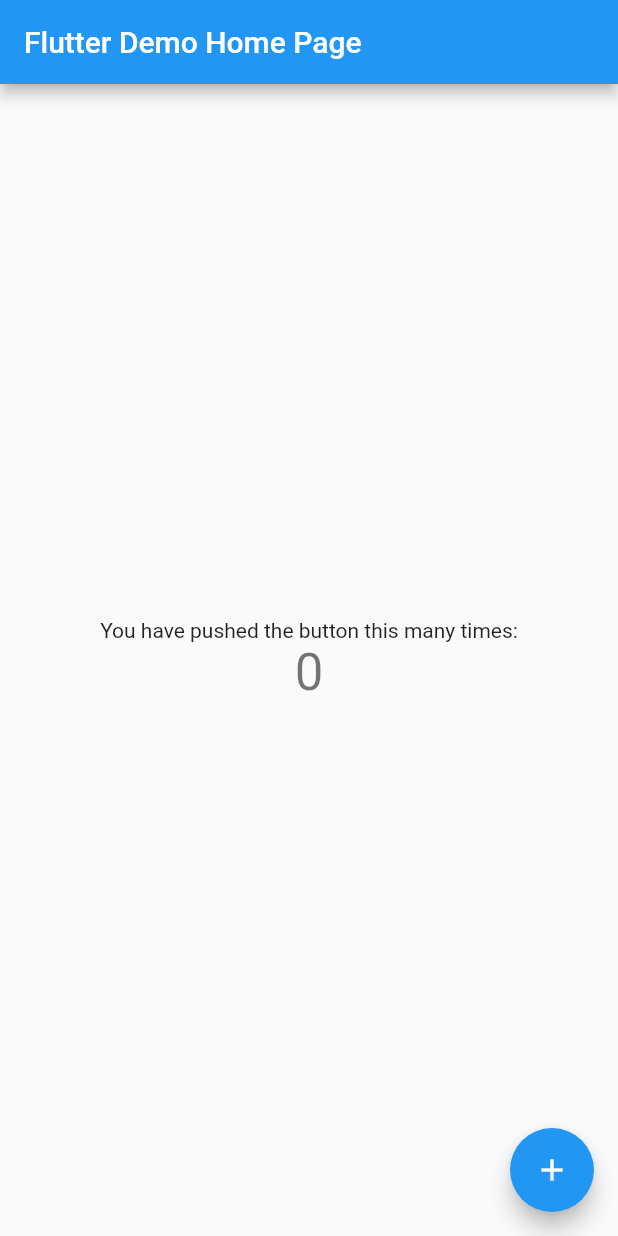
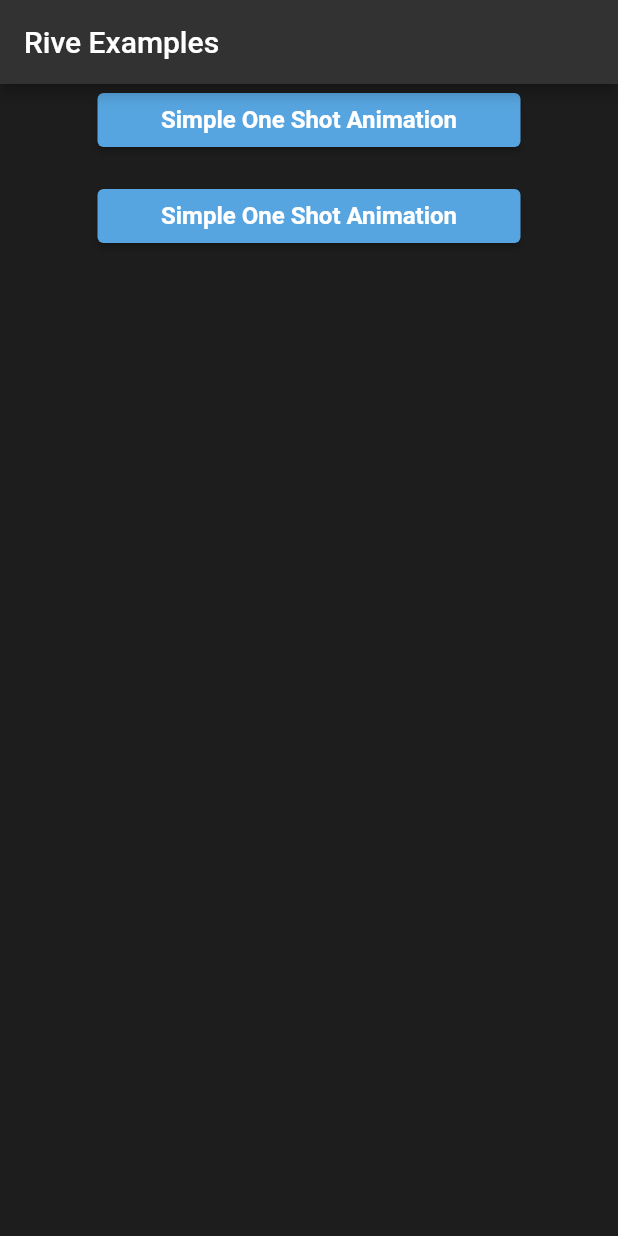
Before and after one commit to Ayu5h5hakya/rive-practice, a Flutter app: the screen it shows after launch, on a phone screen of 412 x 824 dp. Run offline on Flutter 3.47's test engine with Material 2 defaults, Android fonts, the phone set to English and light mode, and no system bars; our stand-ins replace rive.

Commit message:
add one shot , on aoff and state machine files

```diff
--- a/rive_sta/lib/main.dart
+++ b/rive_sta/lib/main.dart
@@ -1,66 +1,80 @@
 import 'package:flutter/material.dart';
+import 'package:rive/rive.dart';
 
-void main() {
-  runApp(const MyApp());
+import 'example_state_machine.dart';
+import 'one_shot_animation.dart';
+import 'simple_animation.dart';
+import 'simple_playpause_animation.dart';
+
+
+const _appBarColor = Color(0xFF323232);
+const _backgroundColor = Color(0xFF1D1D1D);
+const _primaryColor = Color(0xFF57A5E0);
+
+void main() => runApp(MaterialApp(
+  title: 'Rive Example',
+  home: RiveExampleApp(),
+  darkTheme: ThemeData.dark().copyWith(
+    scaffoldBackgroundColor: _backgroundColor,
+    appBarTheme: const AppBarTheme(backgroundColor: _appBarColor),
+    colorScheme: ColorScheme.fromSwatch().copyWith(primary: _primaryColor)
+  ),
+  themeMode: ThemeMode.dark,
+));
+
+class RiveExampleApp extends StatefulWidget {
+  const RiveExampleApp({Key? key}) : super(key: key);
+
+  @override
+  State<StatefulWidget> createState() => _RiveExampleAppState();
 }
 
-class MyApp extends StatelessWidget {
-  const MyApp({super.key});
+class _RiveExampleAppState extends State<RiveExampleApp> {
+  final _pages = [
+     _Page('Simple Asset Animation', BasicAnim()),
+     _Page('Simple Toggle Animation', PlayPauseAnimation()),
+     _Page('Simple One Shot Animation', PlayOneShotAnimation()),
+     _Page('Simple One Shot Animation', ExampleStateMachine()),
+  ];
 
   @override
-  Widget build(BuildContext context) {
-    return MaterialApp(
-      title: 'Flutter Demo',
-      theme: ThemeData(
-        primarySwatch: Colors.blue,
-      ),
-      home: const MyHomePage(title: 'Flutter Demo Home Page'),
-    );
-  }
+  Widget build(BuildContext context) => Scaffold(
+    appBar: AppBar(title: const Text('Rive Examples'),),
+    body: Center(
+      child: ListView.separated(itemBuilder: (context, index) => _NavButton(page: _pages[3]), separatorBuilder: (context, index) => const SizedBox(height: 16), itemCount: 2,),
+    ),
+  );
 }
 
-class MyHomePage extends StatefulWidget {
-  const MyHomePage({super.key, required this.title});
-  final String title;
+class _Page {
+  final String name;
+  final Widget page;
+
+  const _Page(this.name, this.page);
+}
+
+class _NavButton extends StatelessWidget {
+  const _NavButton({required this.page});
+
+  final _Page page;
 
   @override
-  State<MyHomePage> createState() => _MyHomePageState();
-}
-
-class _MyHomePageState extends State<MyHomePage> {
-  int _counter = 0;
-
-  void _incrementCounter() {
-    setState(() {
-      _counter++;
-    });
-  }
-
-  @override
-  Widget build(BuildContext context) {
-    return Scaffold(
-      appBar: AppBar(
-        title: Text(widget.title),
-      ),
-      body: Center(
-        child: Column(
-          mainAxisAlignment: MainAxisAlignment.center,
-          children: <Widget>[
-            const Text(
-              'You have pushed the button this many times:',
-            ),
-            Text(
-              '$_counter',
-              style: Theme.of(context).textTheme.headlineMedium,
-            ),
-          ],
+  Widget build(BuildContext context) => Center(
+    child: ElevatedButton(
+      child: SizedBox(
+        width: 250,
+        child: Center(
+          child: Text(
+            page.name,
+            style: const TextStyle(fontSize: 16, fontWeight: FontWeight.bold),
+          ),
         ),
       ),
-      floatingActionButton: FloatingActionButton(
-        onPressed: _incrementCounter,
-        tooltip: 'Increment',
-        child: const Icon(Icons.add),
-      ),
-    );
-  }
+      onPressed: () {
+        Navigator.push(context, MaterialPageRoute<void>(
+          builder: (_) => page.page
+        ),);
+      },
+    ),
+  );
 }
--- a/rive_sta/pubspec.yaml
+++ b/rive_sta/pubspec.yaml
@@ -30,7 +30,7 @@ environment:
 dependencies:
   flutter:
     sdk: flutter
-
+  rive: 0.9.1
 
   # The following adds the Cupertino Icons font to your application.
   # Use with the CupertinoIcons class for iOS style icons.
@@ -59,8 +59,8 @@ flutter:
   uses-material-design: true
 
   # To add assets to your application, add an assets section, like this:
-  # assets:
-  #   - images/a_dot_burr.jpeg
+  assets:
+    - assets/
   #   - images/a_dot_ham.jpeg
 
   # An image asset can refer to one or more resolution-specific "variants", see
```
Also changed, not shown: rive_sta/lib/example_state_machine.dart (added, +72 -0 lines), rive_sta/lib/one_shot_animation.dart (added, +52 -0 lines), rive_sta/lib/simple_animation.dart (added, +16 -0 lines), rive_sta/lib/simple_playpause_animation.dart (added, +39 -0 lines), rive_sta/pubspec.lock, 3 other files.
